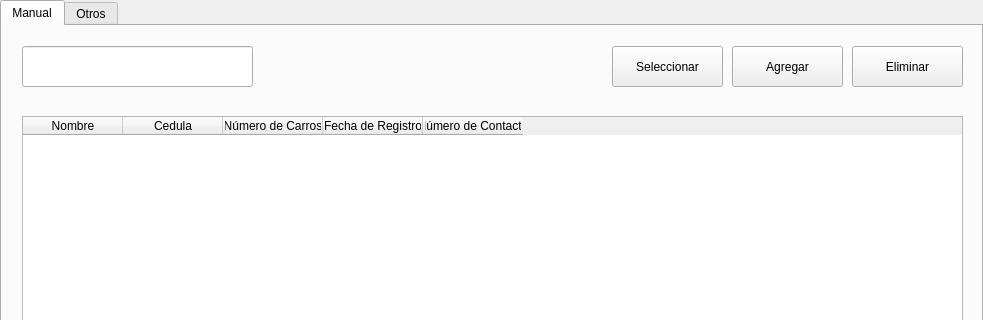
First picture: the form in src/centro_garantia_vehiculos/centrogarantiavehiculo.ui, repository gabrielmj23/taller-mecanico-so, before the edit; both pictures show x 0 to 983 and y 0 to 320 of the 983 by 738 pixel window.
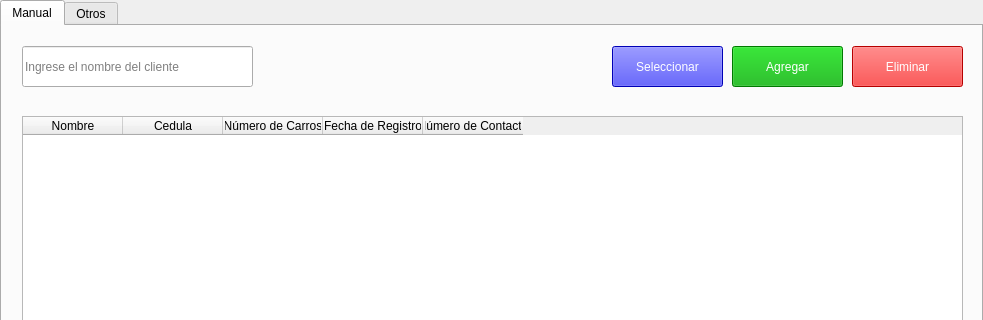
Second picture: the form after the edit.

Commit message: cambio de colores de botonos y placeholder de cuadro de busqueda

Patch:
```diff
--- a/src/centro_garantia_vehiculos/centrogarantiavehiculo.ui
+++ b/src/centro_garantia_vehiculos/centrogarantiavehiculo.ui
@@ -146,6 +146,12 @@
           <height>41</height>
          </rect>
         </property>
+        <property name="toolTip">
+         <string/>
+        </property>
+        <property name="placeholderText">
+         <string>Ingrese el nombre del cliente</string>
+        </property>
        </widget>
        <widget class="QPushButton" name="pushButton">
         <property name="geometry">
@@ -156,6 +162,10 @@
           <height>41</height>
          </rect>
         </property>
+        <property name="styleSheet">
+         <string notr="true">background-color: rgb(0, 0, 255);
+color: rgb(255, 255, 255);</string>
+        </property>
         <property name="text">
          <string>Seleccionar</string>
         </property>
@@ -169,6 +179,10 @@
           <height>41</height>
          </rect>
         </property>
+        <property name="styleSheet">
+         <string notr="true">background-color: rgb(255, 0, 0);
+color: rgb(255, 255, 255);</string>
+        </property>
         <property name="text">
          <string>Eliminar</string>
         </property>
@@ -182,6 +196,10 @@
           <height>41</height>
          </rect>
         </property>
+        <property name="styleSheet">
+         <string notr="true">background-color: rgb(0, 170, 0);
+color: rgb(255, 255, 255);</string>
+        </property>
         <property name="text">
          <string>Agregar</string>
         </property>
```
The commit also changes 3 other files.
